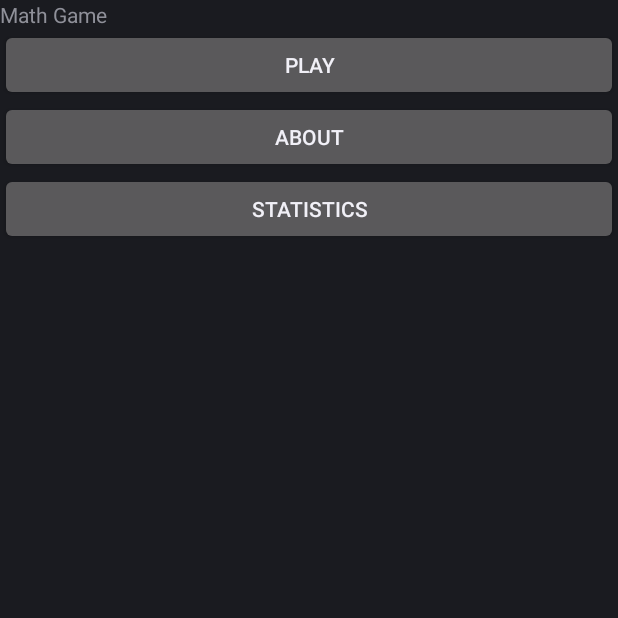
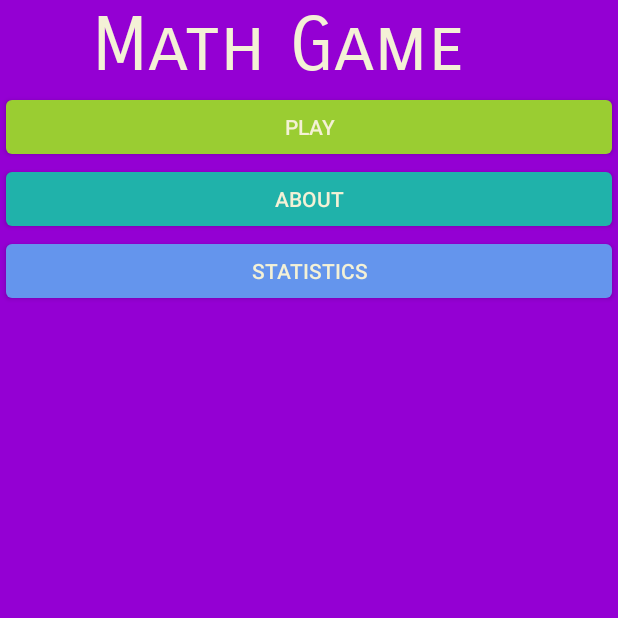
Before and after one commit to QueensEngSoc/video_game, an Android app: the screen it shows after launch (MainActivity), on a phone screen of 412 x 824 dp, the top half of it. Run offline under Robolectric (Android 15) with nearby library versions, the phone set to English and light mode, and no system bars.

Commit message:
Updated Main Menu

```diff
--- a/Mathgame/app/src/main/java/com/essdev/russ/mathgame/MainActivity.java
+++ b/Mathgame/app/src/main/java/com/essdev/russ/mathgame/MainActivity.java
@@ -1,6 +1,8 @@
 package com.essdev.russ.mathgame;
 
 import android.app.Activity;
+import android.graphics.Canvas;
+import android.graphics.Color;
 import android.os.Bundle;
 import android.text.InputType;
 import android.view.View;
@@ -10,7 +12,6 @@ import android.view.inputmethod.EditorInfo;
 import android.view.inputmethod.InputConnection;
 import android.widget.Button;
 import android.widget.EditText;
-import android.content.Intent;
 
 public class MainActivity extends Activity implements View.OnClickListener {
 
--- a/Mathgame/app/src/main/res/layout/activity_main.xml
+++ b/Mathgame/app/src/main/res/layout/activity_main.xml
@@ -32,4 +32,6 @@
         android:orientation="vertical"
         android:layout_alignParentBottom="true"/>
 
+
+
 </RelativeLayout>
--- a/Mathgame/app/src/main/res/layout/keyboard.xml
+++ b/Mathgame/app/src/main/res/layout/keyboard.xml
@@ -4,11 +4,17 @@
         android:layout_width="match_parent"
         android:layout_height="wrap_content"
         android:orientation="vertical">
+    <LinearLayout
+        android:layout_width="match_parent"
+        android:layout_height="wrap_content">
+
+    </LinearLayout>
 
     <LinearLayout
         android:layout_width="match_parent"
         android:layout_height="wrap_content"
         android:orientation="horizontal">
+
 
         <Button
             android:id="@+id/button_1"
--- a/Mathgame/app/src/main/res/layout/main_menu.xml
+++ b/Mathgame/app/src/main/res/layout/main_menu.xml
@@ -1,8 +1,9 @@
 <?xml version="1.0" encoding="utf-8"?>
 <LinearLayout android:layout_width="match_parent"
-    android:layout_height="wrap_content"
+    android:layout_height="fill_parent"
     android:orientation="vertical"
-    xmlns:android="http://schemas.android.com/apk/res/android">
+    xmlns:android="http://schemas.android.com/apk/res/android"
+    android:background="#9400D3">
     <LinearLayout
         android:layout_width="match_parent"
         android:layout_height="wrap_content">
@@ -12,7 +13,10 @@
             android:layout_height="wrap_content"
             android:layout_weight="1"
             android:layout_gravity="center"
-            android:text="Math Game"/>
+            android:textColor="#f4f1d6"
+            android:textSize="50dp"
+            android:fontFamily="sans-serif-smallcaps"
+            android:text="    Math Game"/>
     </LinearLayout>
     <LinearLayout
         android:layout_width="match_parent"
@@ -22,7 +26,9 @@
             android:layout_width="0dp"
             android:layout_height="wrap_content"
             android:layout_weight="1"
-            android:text="Play"/>
+            android:backgroundTint="#9ACD32"
+            android:textColor="#f4f1d6"
+            android:text="Play" />
     </LinearLayout>
     <LinearLayout
         android:layout_width="match_parent"
@@ -32,7 +38,9 @@
             android:layout_width="0dp"
             android:layout_height="wrap_content"
             android:layout_weight="1"
-            android:text="About"/>
+            android:backgroundTint="#20B2AA"
+            android:textColor="#f4f1d6"
+            android:text="About" />
     </LinearLayout>
     <LinearLayout
         android:layout_width="match_parent"
@@ -42,6 +50,8 @@
             android:layout_width="0dp"
             android:layout_height="wrap_content"
             android:layout_weight="1"
-            android:text="Statistics"/>
+            android:backgroundTint="#6495ED"
+            android:textColor="#f4f1d6"
+            android:text="Statistics" />
     </LinearLayout>
 </LinearLayout>
```
Also changed, not shown: Mathgame/app/src/main/AndroidManifest.xml (+7 -4 lines), Mathgame/app/src/main/java/com/essdev/russ/mathgame/home.java (added, +13 -0 lines), Mathgame/app/src/main/res/layout/activity_home.xml (added, +30 -0 lines).
